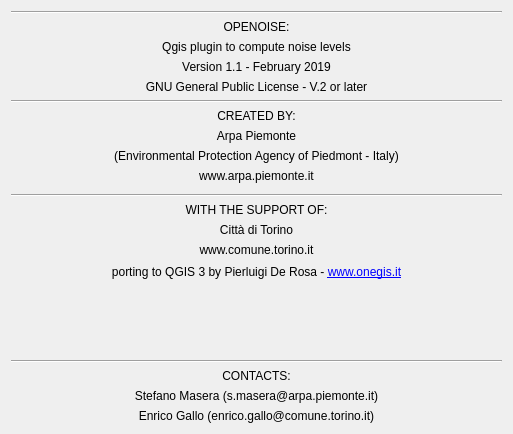
Before: the Qt Designer form tools/ui_Credits.ui in Arpapiemonte/openoise-map, drawn with Qt 5.
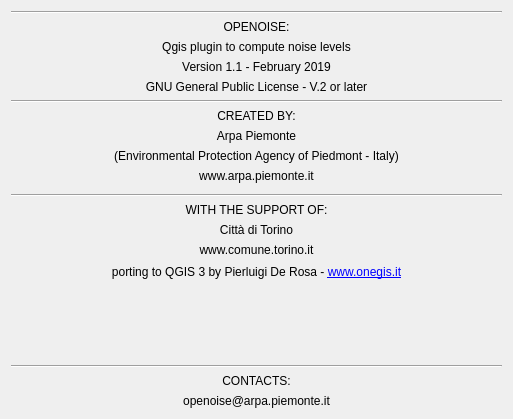
After: the same form once the commit is applied.

What changed in the file:
```diff
--- a/tools/ui_Credits.ui
+++ b/tools/ui_Credits.ui
@@ -7,7 +7,7 @@
     <x>0</x>
     <y>0</y>
     <width>513</width>
-    <height>434</height>
+    <height>419</height>
    </rect>
   </property>
   <property name="sizePolicy">
@@ -382,29 +382,7 @@
       </size>
      </property>
      <property name="text">
-      <string>Stefano Masera (s.masera@arpa.piemonte.it)</string>
-     </property>
-     <property name="alignment">
-      <set>Qt::AlignCenter</set>
-     </property>
-    </widget>
-   </item>
-   <item>
-    <widget class="QLabel" name="label_15">
-     <property name="sizePolicy">
-      <sizepolicy hsizetype="Preferred" vsizetype="Fixed">
-       <horstretch>0</horstretch>
-       <verstretch>0</verstretch>
-      </sizepolicy>
-     </property>
-     <property name="maximumSize">
-      <size>
-       <width>16777215</width>
-       <height>15</height>
-      </size>
-     </property>
-     <property name="text">
-      <string>Enrico Gallo (enrico.gallo@comune.torino.it)</string>
+      <string>openoise@arpa.piemonte.it</string>
      </property>
      <property name="alignment">
       <set>Qt::AlignCenter</set>
```
